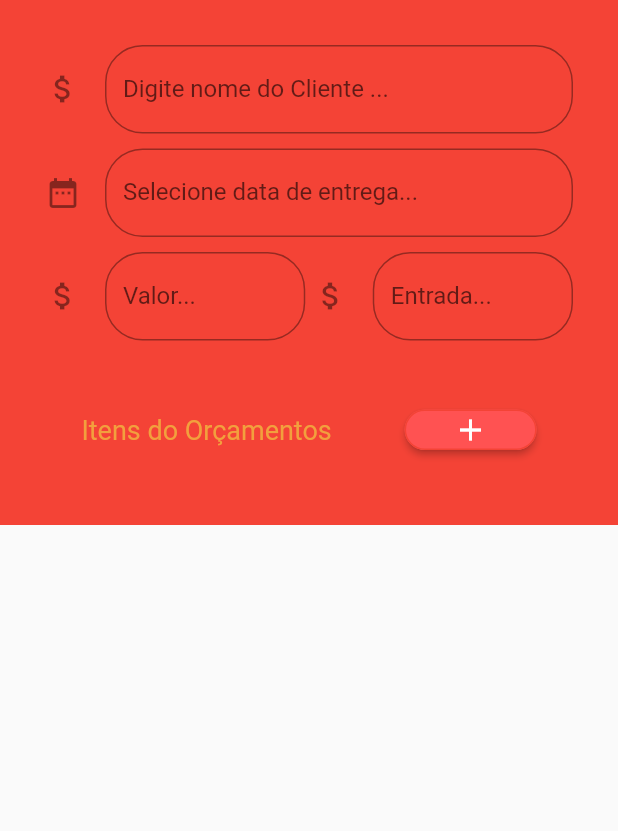
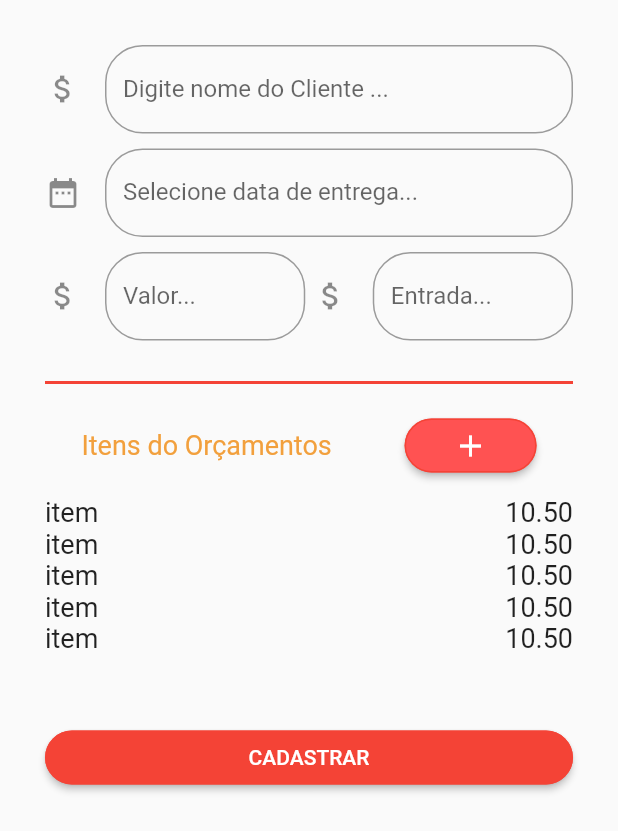
Before and after one commit to August0Cesar/app_ana, a Flutter app: the FormCliente screen opened directly, on a phone screen of 412 x 824 dp. Shown: the top 831 px of the screen. Run offline on Flutter 3.47's test engine with Material 2 defaults, Android fonts, the phone set to English and light mode, and no system bars; drawn by our look-alikes of datetime_picker_formfield; our stand-ins replace shared_preferences; accounts and stored records are empty; Roboto replaces fonts that are missing (Poppins).

Commit message:
Correção de Bug nos Layouts das telas

```diff
--- a/lib/pages/form-cliente.dart
+++ b/lib/pages/form-cliente.dart
@@ -72,11 +72,12 @@ class _FormClientePageState extends State<FormCliente> {
     return Scaffold(
       body: Container(
         padding: const EdgeInsets.all(30.0),
-        color: Colors.red,
-        height: 350,
-        child: Column(
-          crossAxisAlignment: CrossAxisAlignment.start,
-          children: [
+        height: double.infinity,
+        child: CustomScrollView(
+          slivers: <Widget>[
+            SliverList(
+              delegate: SliverChildListDelegate(
+                [
                   ImputForm("Digite nome do Cliente ..."),
                   new Padding(padding: EdgeInsets.only(top: 10.0)),
                   DateField(),
@@ -100,8 +101,7 @@ class _FormClientePageState extends State<FormCliente> {
                     color: Colors.red,
                   ),
                   new Padding(padding: EdgeInsets.only(top: 10.0)),
-            Expanded(
-              child: Row(
+                  Row(
                     mainAxisAlignment: MainAxisAlignment.spaceAround,
                     children: <Widget>[
                       Text(
@@ -129,11 +129,47 @@ class _FormClientePageState extends State<FormCliente> {
                       ),
                     ],
                   ),
+                  new Padding(padding: EdgeInsets.only(top: 10.0)),
+                  Container(
+                    height: 150,
+                    child: ListView.builder(
+                      scrollDirection: Axis.vertical,
+                      shrinkWrap: true,
+                      itemBuilder: (context, index) {
+                        return Row(
+                          mainAxisAlignment: MainAxisAlignment.spaceBetween,
+                          children: <Widget>[
+                            Text("item",
+                                style: TextStyle(
+                                  fontSize: 18.0,
+                                )),
+                            Text("10.50",
+                                style: TextStyle(
+                                  fontSize: 18.0,
+                                )),
+                          ],
+                        );
+                      },
+                      itemCount: 5,
                     ),
-            new Padding(padding: EdgeInsets.only(top: 20.0)),
+                  ),
+                  RaisedButton(
+                    shape: new RoundedRectangleBorder(
+                        borderRadius: new BorderRadius.circular(18.0),
+                        side: BorderSide(color: Colors.red)),
+                    onPressed: () {
+                      Navigator.pop(context);
+                    },
+                    color: Colors.red,
+                    textColor: Colors.white,
+                    child: Text("Cadastrar".toUpperCase(),
+                        style: TextStyle(fontSize: 14)),
+                  ),
                 ],
               ),
-
+            ),
+          ],
+        ),
       ),
     );
   }
```
Also changed, not shown: lib/commons.widget/custom-card.dart (+24 -17 lines), lib/commons.widget/list_itens.dart (deleted, +0 -53 lines), lib/pages/home-page.dart (+0 -93 lines). Lines whose indentation alone changed are shown as unchanged.
